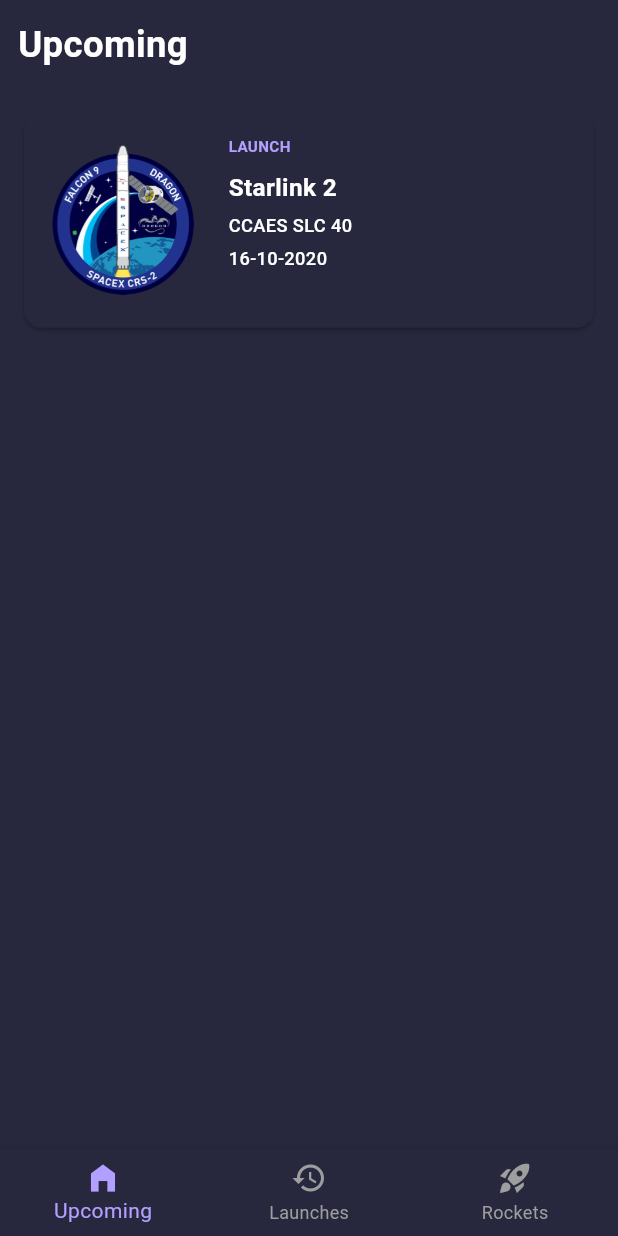
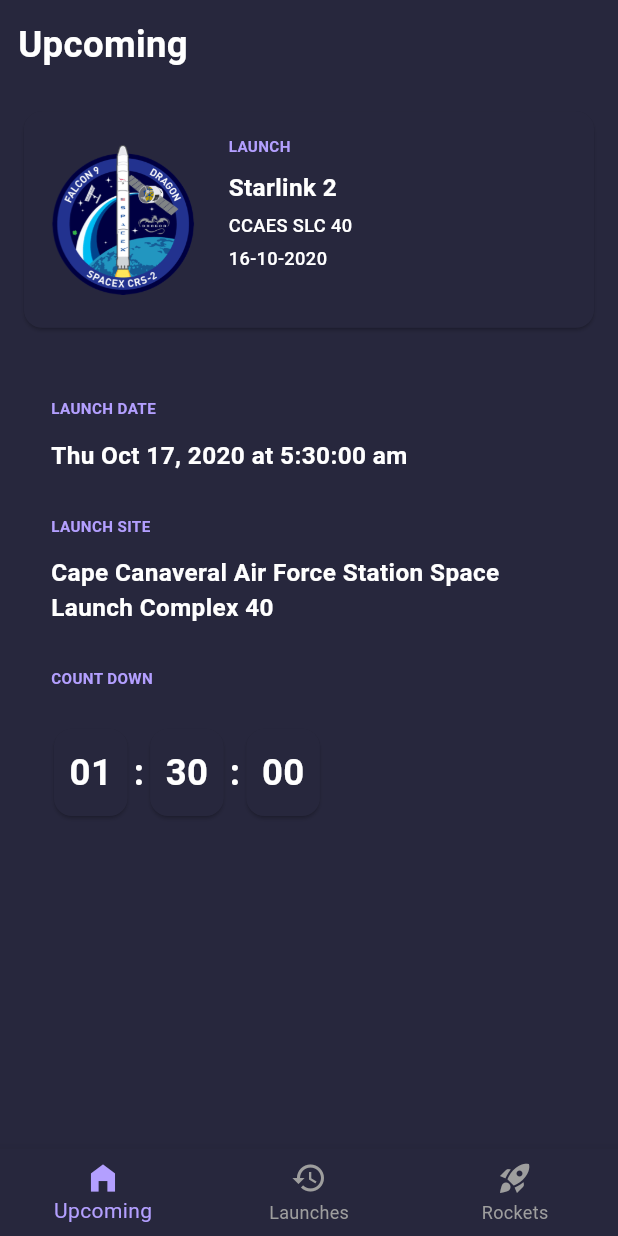
Before and after one commit to MohamedRefaat90/Mentorship-E1-G2, a Flutter app: the HomeScreen screen opened directly, on a phone screen of 412 x 824 dp. Run offline on Flutter 3.47's test engine with Material 3 defaults, Android fonts, the phone set to English and light mode, and no system bars; our stand-ins replace bloc, dio, flutter_bloc, flutter_svg, freezed_annotation, retrofit; generated files the repository leaves out were written again.

Commit message:
finish upcoming screen

```diff
--- a/lib/features/upcoming/presentation/pages/upcoming_screen.dart
+++ b/lib/features/upcoming/presentation/pages/upcoming_screen.dart
@@ -2,6 +2,9 @@ import 'package:flutter/material.dart';
 import 'package:mentorship_e1_g3/core/extension/num_extension.dart';
 import 'package:mentorship_e1_g3/core/themes/styles.dart';
 import 'package:mentorship_e1_g3/core/widgets/launch_item.dart';
+import 'package:mentorship_e1_g3/features/upcoming/presentation/widgets/upcoming_launch_details.dart';
+
+import '../widgets/count_down.dart';
 
 class UpcomingScreen extends StatelessWidget {
   const UpcomingScreen({super.key});
@@ -15,10 +18,11 @@ class UpcomingScreen extends StatelessWidget {
         children: [
           Text('Upcoming',
           style:AppStyles.bold24(context)),
-           SizedBox(
-                    height: 23.h,
-          ),
+           SizedBox(height: 23.h,),
         const LaunchItem(),
+         SizedBox(height: 20.h,),
+        const UpComingLaunchDetails(),
+       const UpcomingCountDown()
         ],
       ),
     );
--- /dev/null
+++ b/lib/features/upcoming/presentation/widgets/count_down.dart
@@ -0,0 +1,26 @@
+import 'package:flutter/material.dart';
+import 'package:mentorship_e1_g3/core/themes/styles.dart';
+
+import 'count_down_card.dart';
+
+class UpcomingCountDown extends StatelessWidget {
+  const UpcomingCountDown({super.key});
+
+  @override
+  Widget build(BuildContext context) {
+    return  Padding(
+      padding: const EdgeInsets.symmetric(horizontal:20.0),
+      child: Row(
+        children: [
+          const CountDownCard(time:'01',),
+          Text(':',
+          style:AppStyles.bold24(context)),
+          const CountDownCard(time:'30'),
+           Text(':',
+           style:AppStyles.bold24(context)),
+          const CountDownCard(time:'00')
+        ],
+      ),
+    );
+  }
+}
--- /dev/null
+++ b/lib/features/upcoming/presentation/widgets/count_down_card.dart
@@ -0,0 +1,22 @@
+import 'package:flutter/material.dart';
+import 'package:mentorship_e1_g3/core/themes/app_pallete.dart';
+import 'package:mentorship_e1_g3/core/themes/styles.dart';
+
+class CountDownCard extends StatelessWidget {
+  const CountDownCard({super.key,required this.time});
+ final String time;
+  @override
+  Widget build(BuildContext context) {
+    return SizedBox(
+      width:57,
+      height:66,
+      child:Card(
+        elevation: 1,
+        color: AppPallete.homeBG,
+        child:Center(
+          child: Text(time,
+          style:AppStyles.bold24(context)),
+        )
+      )
+    );
+    }}
--- /dev/null
+++ b/lib/features/upcoming/presentation/widgets/upcoming_launch_details.dart
@@ -0,0 +1,33 @@
+import 'package:flutter/material.dart';
+import 'package:mentorship_e1_g3/core/extension/num_extension.dart';
+import 'package:mentorship_e1_g3/core/themes/styles.dart';
+
+class UpComingLaunchDetails extends StatelessWidget {
+  const UpComingLaunchDetails({super.key});
+
+  @override
+  Widget build(BuildContext context) {
+    return  Padding(
+      padding: const EdgeInsets.all(22.0),
+      child: Column(
+        crossAxisAlignment: CrossAxisAlignment.start,
+        children: [
+           Text('LAUNCH DATE',
+           style: AppStyles.semiBold10(context),),
+           SizedBox(height: 12.h,),
+            Text('Thu Oct 17, 2020 at 5:30:00 am',
+           style: AppStyles.semiBold16(context),),
+           SizedBox(height: 28.h,),
+            Text('LAUNCH SITE',
+           style: AppStyles.semiBold10(context),),
+           SizedBox(height: 12.h,),
+           Text('Cape Canaveral Air Force Station Space Launch Complex 40',
+           style: AppStyles.semiBold16(context),),
+           SizedBox(height: 28.h,),
+           Text('COUNT DOWN',
+           style: AppStyles.semiBold10(context),),
+        ],
+      ),
+    );
+  }
+}
--- a/lib/main.dart
+++ b/lib/main.dart
@@ -2,7 +2,6 @@ import 'package:flutter/material.dart';
 import 'package:mentorship_e1_g3/core/themes/app_theme.dart';
 
 import 'features/Auth/login/presentation/pages/login_screen.dart';
-import 'features/home/presentation/pages/home_screen.dart';
 
 void main() {
   runApp(const MentorshipE1G2());
@@ -18,7 +17,7 @@ class MentorshipE1G2 extends StatelessWidget {
       debugShowCheckedModeBanner: false,
       theme: AppTheme.darkTthemeMode,
       navigatorKey: navigator,
-      home: const HomeScreen(),
+      home: const LoginScreen(),
     );
   }
 }
--- a/pubspec.yaml
+++ b/pubspec.yaml
@@ -43,11 +43,6 @@ dependencies:
   retrofit_generator: ^8.1.0
 
 dev_dependencies:
-  # The "flutter_lints" package below contains a set of recommended lints to
-  # encourage good coding practices. The lint set provided by the package is
-  # activated in the `analysis_options.yaml` file located at the root of your
-  # package. See that file for information about deactivating specific lint
-  # rules and activating additional ones.
   flutter_lints: ^3.0.0
   flutter_test:
     sdk: flutter
```
